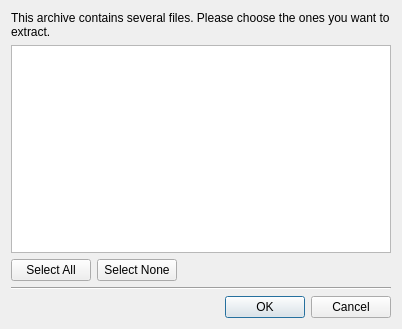
tkrotoff/QuarkPlayer, file quarkplayer-plugins/findsubtitles/FileChooserWindow.ui: the form before one commit.
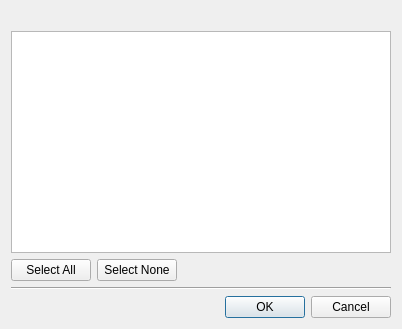
The form after the commit.

```diff
--- a/quarkplayer-plugins/findsubtitles/FileChooserWindow.ui
+++ b/quarkplayer-plugins/findsubtitles/FileChooserWindow.ui
@@ -16,7 +16,7 @@
    <item>
     <widget class="QLabel" name="textLabel" >
      <property name="text" >
-      <string>This archive contains several files. Please choose the ones you want to extract.</string>
+      <string/>
      </property>
      <property name="alignment" >
       <set>Qt::AlignVCenter</set>
```
Left out of the diff: 5 changed lines with no effect on the pictures.
